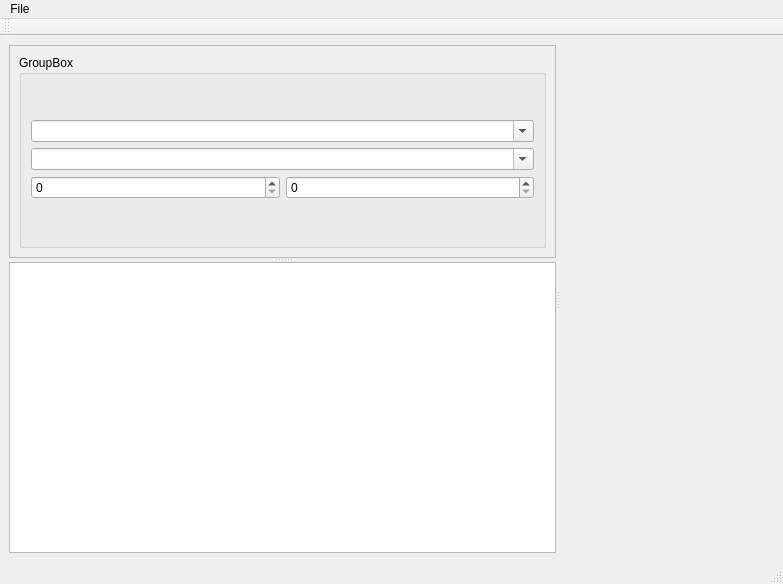
The window that src/main/mainwindow.ui (GrandFatherPikhto/TTFonts) describes before a commit, drawn with Qt 5.
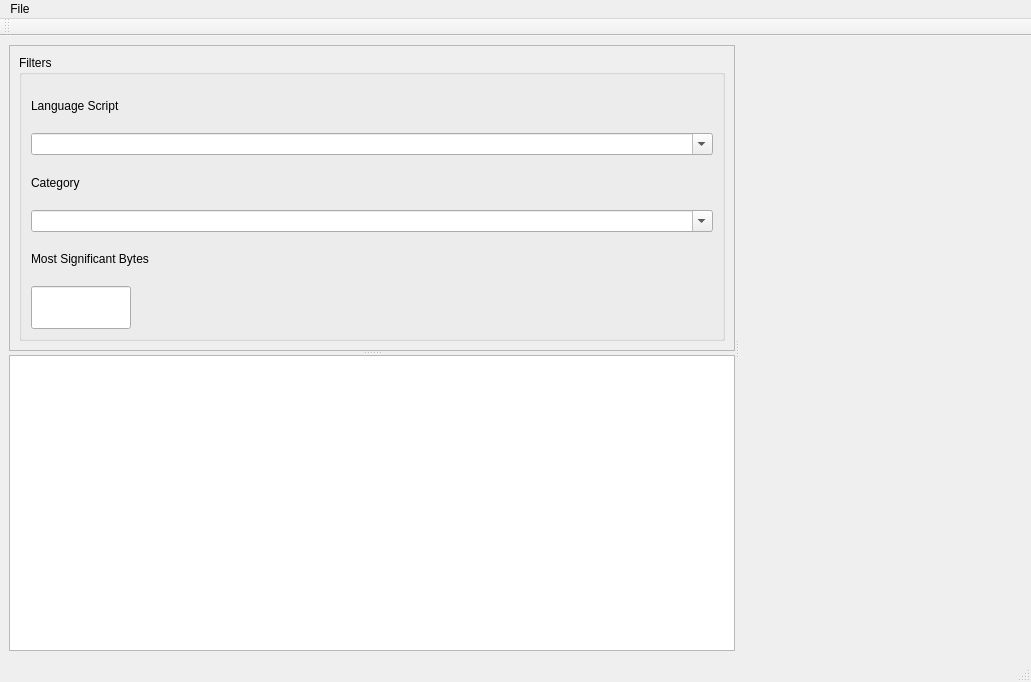
The same window after the commit. Custom widgets are drawn as their Qt base class.

Diff of the .ui file:
```diff
--- a/src/main/mainwindow.ui
+++ b/src/main/mainwindow.ui
@@ -6,8 +6,8 @@
    <rect>
     <x>0</x>
     <y>0</y>
-    <width>783</width>
-    <height>584</height>
+    <width>1031</width>
+    <height>682</height>
    </rect>
   </property>
   <property name="windowTitle">
@@ -35,11 +35,18 @@
          <item>
           <widget class="QGroupBox" name="groupBoxFontFilter">
            <property name="title">
-            <string>GroupBox</string>
+            <string>Filters</string>
            </property>
            <layout class="QVBoxLayout" name="verticalLayout_4">
             <item>
-             <layout class="QVBoxLayout" name="verticalLayout_3">
+             <layout class="QVBoxLayout" name="verticalLayoutFilters">
+              <item>
+               <widget class="QLabel" name="labelScript">
+                <property name="text">
+                 <string>Language Script</string>
+                </property>
+               </widget>
+              </item>
               <item>
                <widget class="QComboBox" name="comboBoxFontScript">
                 <property name="editable">
@@ -47,6 +54,13 @@
                 </property>
                </widget>
               </item>
+              <item>
+               <widget class="QLabel" name="labelCategory">
+                <property name="text">
+                 <string>Category</string>
+                </property>
+               </widget>
+              </item>
               <item>
                <widget class="QComboBox" name="comboBoxFontCategory">
                 <property name="editable">
@@ -55,14 +69,27 @@
                </widget>
               </item>
               <item>
-               <layout class="QHBoxLayout" name="horizontalLayout">
-                <item>
-                 <widget class="QSpinBox" name="spinBoxCodeFrom"/>
-                </item>
-                <item>
-                 <widget class="QSpinBox" name="spinBoxCodeTo"/>
-                </item>
-               </layout>
+               <widget class="QLabel" name="labelMSB">
+                <property name="text">
+                 <string>Most Significant Bytes</string>
+                </property>
+               </widget>
+              </item>
+              <item>
+               <widget class="QLineEdit" name="lineEditMSBFilter">
+                <property name="maximumSize">
+                 <size>
+                  <width>100</width>
+                  <height>98</height>
+                 </size>
+                </property>
+                <property name="maxLength">
+                 <number>2</number>
+                </property>
+                <property name="placeholderText">
+                 <string extracomment="Unicode Most Significant Bytes"/>
+                </property>
+               </widget>
               </item>
              </layout>
             </item>
@@ -73,7 +100,7 @@
        </widget>
        <widget class="QTableView" name="tableCharView"/>
       </widget>
-      <widget class="QWidget" name="widgetLetter" native="true"/>
+      <widget class="GliphWidget" name="glyphWidget" native="true"/>
      </widget>
     </item>
    </layout>
@@ -83,7 +110,7 @@
     <rect>
      <x>0</x>
      <y>0</y>
-     <width>783</width>
+     <width>1031</width>
      <height>22</height>
     </rect>
    </property>
@@ -123,6 +150,14 @@
    </property>
   </action>
  </widget>
+ <customwidgets>
+  <customwidget>
+   <class>GliphWidget</class>
+   <extends>QWidget</extends>
+   <header>gliphwidget.h</header>
+   <container>1</container>
+  </customwidget>
+ </customwidgets>
  <resources/>
  <connections/>
 </ui>
```
Left out of the diff: 4 changed lines with no effect on the pictures.
